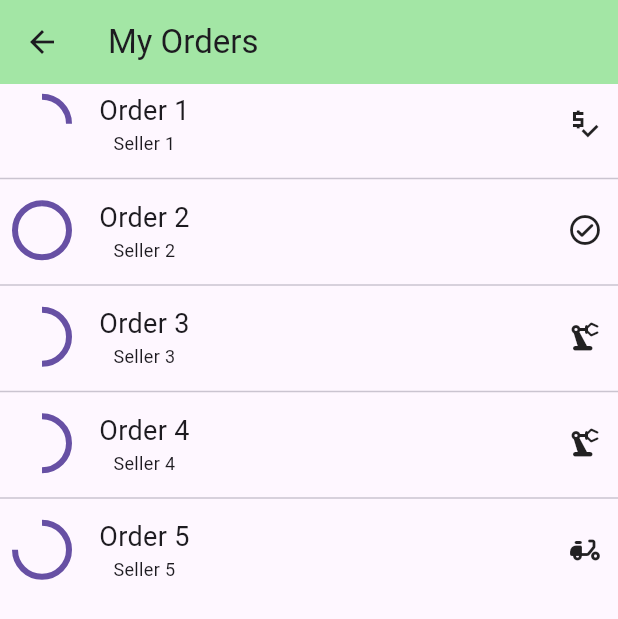
After one commit to praveenkrishna03/Digish, a Flutter app: the My_orders screen opened directly, on a phone screen of 412 x 824 dp. The commit adds this screen. Shown: the top 619 px of the screen. Run offline on Flutter 3.47's test engine with Material 3 defaults, Android fonts, the phone set to English and light mode, and no system bars; our stand-ins replace cloud_firestore, firebase_auth, firebase_core, get; missing offline and left inert: firebase_cloud_firestore; accounts and stored records are empty; network calls fail.

Commit message:
modified:   digish/lib/pages/account/account.dart 	new file:   digish/lib/pages/account/my_orders.dart 	new file:   digish/lib/pages/account/order_tile.dart 	modified:   digish/lib/pages/search/search.dart

```diff
--- a/digish/lib/pages/account/account.dart
+++ b/digish/lib/pages/account/account.dart
@@ -1,5 +1,6 @@
 import 'package:digish/main.dart';
 import 'package:digish/pages/account/about_us.dart';
+import 'package:digish/pages/account/my_orders.dart';
 import 'package:digish/pages/account/payment_opt.dart';
 import 'package:digish/pages/account/receive_opt.dart';
 import 'package:digish/pages/account/terms.dart';
@@ -184,6 +185,17 @@ class Account_state extends State<Account> {
         }
       },
       {
+        'icon': Icons.delivery_dining_rounded,
+        'name': 'My orders',
+        'action': () {
+          Get.to(
+            () => My_orders(),
+            transition: Transition.rightToLeft,
+            duration: Duration(milliseconds: 300),
+          );
+        }
+      },
+      {
         'icon': Icons.description_outlined,
         'name': 'Terms & srevices',
         'action': () {
--- /dev/null
+++ b/digish/lib/pages/account/my_orders.dart
@@ -0,0 +1,42 @@
+import 'package:digish/pages/account/order_tile.dart';
+import 'package:flutter/material.dart';
+
+class My_orders extends StatefulWidget {
+  @override
+  My_orders_state createState() => My_orders_state();
+}
+
+class My_orders_state extends State<My_orders> {
+  List<double> values = [0.25, 1.0, 0.50, 0.50, 0.75];
+  @override
+  Widget build(BuildContext context) {
+    return Scaffold(
+      appBar: AppBar(
+        backgroundColor: Color.fromARGB(255, 163, 230, 165),
+        title: Text("My Orders"),
+      ),
+      body: ListView.separated(
+        itemCount: 5, // Replace 5 with the actual number of orders
+        separatorBuilder: (BuildContext context, int index) => Divider(),
+        itemBuilder: (BuildContext context, int index) {
+          // Replace the dummy values with actual data for each order
+          return SizedBox(
+              height: 55,
+              child: Column(
+                children: [
+                  SizedBox(
+                    height: 5,
+                  ),
+                  OrderTile(
+                    progvalue: values[index], // Example progress value
+                    name: "Order ${index + 1}",
+                    seller: "Seller ${index + 1}",
+                    id: "ID ${index + 1}",
+                  )
+                ],
+              ));
+        },
+      ),
+    );
+  }
+}
--- /dev/null
+++ b/digish/lib/pages/account/order_tile.dart
@@ -0,0 +1,87 @@
+import 'package:flutter/material.dart';
+
+class OrderTile extends StatelessWidget {
+  final double? progvalue;
+  final String name;
+  final String seller;
+  final String id;
+
+  IconData _getIconForProgress(double? progvalue) {
+    if (progvalue == null) {
+      return Icons.error;
+    } else if (progvalue == 0.0) {
+      return Icons.not_interested_rounded;
+    } else if (progvalue == 0.25) {
+      return Icons.price_check_sharp;
+    } else if (progvalue == 0.5) {
+      return Icons.precision_manufacturing_rounded;
+    } else if (progvalue == 0.75) {
+      return Icons.delivery_dining_rounded;
+    } else if (progvalue == 1.0) {
+      return Icons.check_circle_outline_rounded;
+    } else {
+      return Icons.error;
+    }
+  }
+
+  OrderTile({
+    this.progvalue,
+    required this.name,
+    required this.seller,
+    required this.id,
+  });
+
+  @override
+  Widget build(BuildContext context) {
+    return GestureDetector(
+      onTap: () {
+        print("Order $name clicked");
+      },
+      child: Column(
+        children: [
+          Row(
+            children: [
+              SizedBox(
+                width: 10,
+              ),
+              CircularProgressIndicator(
+                value: progvalue,
+                strokeWidth: 4,
+              ),
+              SizedBox(width: 20),
+              Column(
+                mainAxisAlignment: MainAxisAlignment.start,
+                children: [
+                  Text(
+                    name,
+                    style: TextStyle(fontSize: 18),
+                  ),
+                  Text(
+                    seller,
+                    style: TextStyle(fontSize: 12),
+                  ),
+                ],
+              ),
+              Expanded(
+                child: Align(
+                  alignment: Alignment.centerRight,
+                  child: Padding(
+                    padding: EdgeInsets.only(
+                        right: 10), // Add 10 units of space after the icon
+                    child: Icon(
+                      _getIconForProgress(progvalue),
+                      size: 24,
+                    ),
+                  ),
+                ),
+              ),
+            ],
+          ),
+          SizedBox(
+            height: 5,
+          ),
+        ],
+      ),
+    );
+  }
+}
--- a/digish/lib/pages/search/search.dart
+++ b/digish/lib/pages/search/search.dart
@@ -6,9 +6,22 @@ class Search extends StatefulWidget {
 }
 
 class Search_state extends State<Search> {
+  TextEditingController _searchController = TextEditingController();
   @override
   Widget build(BuildContext context) {
     return Scaffold(
+      appBar: AppBar(
+        backgroundColor: Color.fromARGB(255, 163, 230, 165),
+        title: TextField(
+          controller: _searchController,
+          decoration: InputDecoration(
+            hintText: 'Search...',
+            border: InputBorder.none,
+          ),
+          onSubmitted: (_) {},
+        ),
+        actions: [IconButton(onPressed: () {}, icon: Icon(Icons.search))],
+      ),
       body: Center(child: Text("Search")),
     );
   }
```
